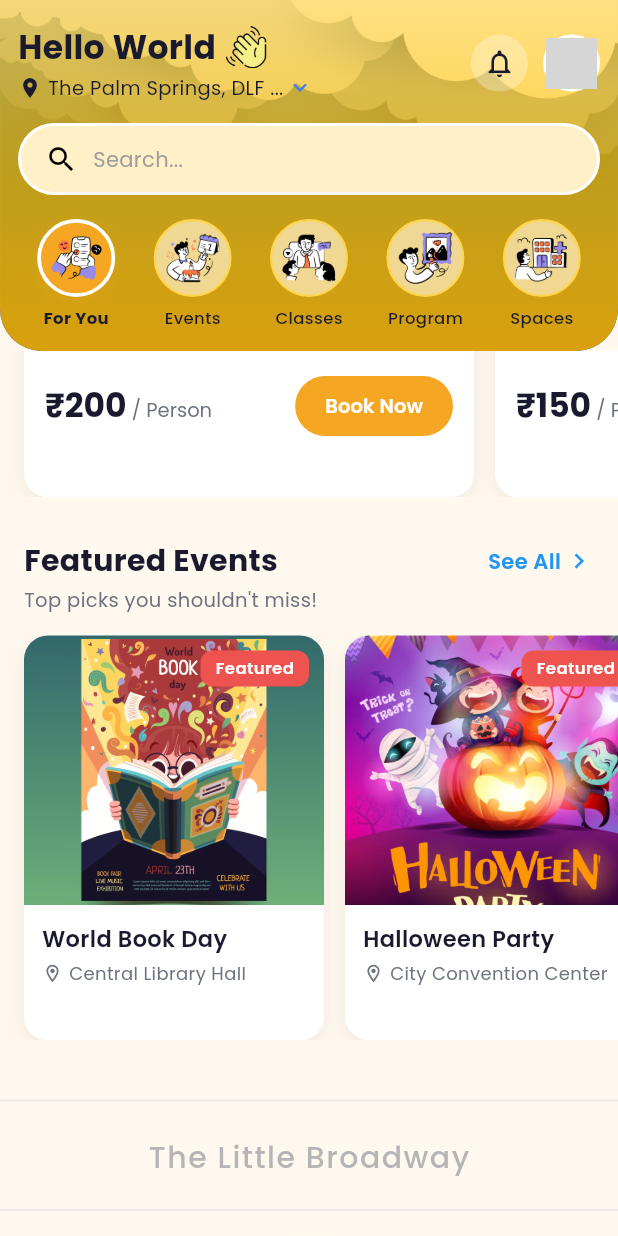
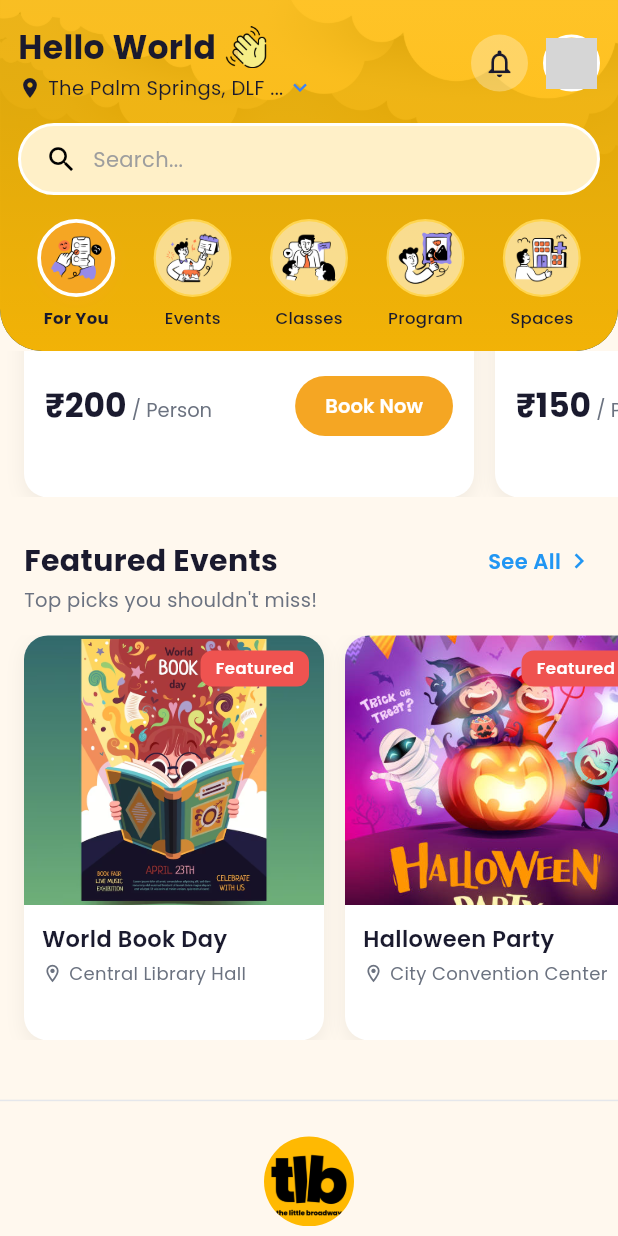
Before and after one commit to Vishesh0909/tlb-mobileUI, a Flutter app: the screen it shows after launch, scrolled down 2304 dp, on a phone screen of 412 x 824 dp. Run offline on Flutter 3.47's test engine with Material 3 defaults, Android fonts, the phone set to English and light mode, and no system bars; our stand-ins replace flutter_rating_bar, google_fonts, smooth_page_indicator; missing offline and left inert: flutter_displaymode; accounts and stored records are empty; grey boxes are pictures that could not be loaded.

Commit message:
feat: dynamic category tabs, header golden color, footer logo update, category events screen

```diff
--- a/lib/screens/category_events_screen.dart
+++ b/lib/screens/category_events_screen.dart
@@ -92,15 +92,6 @@ class CategoryEventsScreen extends StatelessWidget {
                   ),
                 ),
               ),
-              title: Text(
-                category.name.replaceAll('\n', ' '),
-                style: GoogleFonts.poppins(
-                  fontSize: 16,
-                  fontWeight: FontWeight.w700,
-                  color: Colors.white,
-                ),
-              ),
-              centerTitle: true,
             ),
           ),
 
--- a/lib/screens/home_screen.dart
+++ b/lib/screens/home_screen.dart
@@ -12,8 +12,15 @@ import '../sections/kids_favorites_section.dart';
 import '../sections/featured_events_section.dart';
 import '../sections/app_footer.dart';
 
-class HomeScreen extends StatelessWidget {
+class HomeScreen extends StatefulWidget {
   const HomeScreen({super.key});
+
+  @override
+  State<HomeScreen> createState() => _HomeScreenState();
+}
+
+class _HomeScreenState extends State<HomeScreen> {
+  int _selectedTab = 0;
 
   @override
   Widget build(BuildContext context) {
@@ -22,60 +29,18 @@ class HomeScreen extends StatelessWidget {
       body: Column(
         children: [
           // Fixed header at top — never scrolls
-          const HomeHeader(),
+          HomeHeader(
+            selectedTab: _selectedTab,
+            onTabChanged: (index) => setState(() => _selectedTab = index),
+          ),
 
-          // Scrollable content below
+          // Scrollable content below — changes based on selected tab
           Expanded(
             child: SingleChildScrollView(
+              key: ValueKey(_selectedTab), // reset scroll on tab change
               child: Column(
                 crossAxisAlignment: CrossAxisAlignment.start,
-                children: [
-                  const SizedBox(height: 20),
-
-                  // Featured Banner Carousel
-                  BannerCarousel(
-                    events: DummyData.bannerEvents,
-                    height: 220,
-                  ),
-
-                  const SizedBox(height: 24),
-
-                  // Popular Categories
-                  const PopularCategoriesSection(),
-
-                  const SizedBox(height: 28),
-
-                  // Spotlight
-                  const SpotlightSection(),
-
-                  const SizedBox(height: 28),
-
-                  // Best for This Week
-                  const BestForWeekSection(),
-
-                  const SizedBox(height: 28),
-
-                  // Near You
-                  const NearYouSection(),
-
-                  const SizedBox(height: 4),
-
-                  // Trending Now
-                  const TrendingNowSection(),
-
-                  const SizedBox(height: 28),
-
-                  // Kids' Favorites
-                  const KidsFavoritesSection(),
-
-                  const SizedBox(height: 28),
-
-                  // Featured Events
-                  const FeaturedEventsSection(),
-
-                  // Footer
-                  const AppFooter(),
-                ],
+                children: _buildContentForTab(),
               ),
             ),
           ),
@@ -83,4 +48,84 @@ class HomeScreen extends StatelessWidget {
       ),
     );
   }
+
+  List<Widget> _buildContentForTab() {
+    switch (_selectedTab) {
+      case 0: // For You — show everything
+        return [
+          const SizedBox(height: 20),
+          BannerCarousel(events: DummyData.bannerEvents, height: 220),
+          const SizedBox(height: 24),
+          const PopularCategoriesSection(),
+          const SizedBox(height: 28),
+          const SpotlightSection(),
+          const SizedBox(height: 28),
+          const BestForWeekSection(),
+          const SizedBox(height: 28),
+          const NearYouSection(),
+          const SizedBox(height: 4),
+          const TrendingNowSection(),
+          const SizedBox(height: 28),
+          const KidsFavoritesSection(),
+          const SizedBox(height: 28),
+          const FeaturedEventsSection(),
+          const AppFooter(),
+        ];
+
+      case 1: // Events
+        return [
+          const SizedBox(height: 20),
+          BannerCarousel(events: DummyData.bannerEvents, height: 220),
+          const SizedBox(height: 24),
+          const SpotlightSection(),
+          const SizedBox(height: 28),
+          const NearYouSection(),
+          const SizedBox(height: 28),
+          const FeaturedEventsSection(),
+          const AppFooter(),
+        ];
+
+      case 2: // Classes
+        return [
+          const SizedBox(height: 20),
+          BannerCarousel(events: DummyData.bannerEvents, height: 220),
+          const SizedBox(height: 24),
+          const BestForWeekSection(),
+          const SizedBox(height: 28),
+          const TrendingNowSection(),
+          const SizedBox(height: 28),
+          const KidsFavoritesSection(),
+          const AppFooter(),
+        ];
+
+      case 3: // Program
+        return [
+          const SizedBox(height: 20),
+          BannerCarousel(events: DummyData.bannerEvents, height: 220),
+          const SizedBox(height: 24),
+          const TrendingNowSection(),
+          const SizedBox(height: 28),
+          const SpotlightSection(),
+          const SizedBox(height: 28),
+          const FeaturedEventsSection(),
+          const AppFooter(),
+        ];
+
+      case 4: // Spaces
+        return [
+          const SizedBox(height: 20),
+          BannerCarousel(events: DummyData.bannerEvents, height: 220),
+          const SizedBox(height: 24),
+          const NearYouSection(),
+          const SizedBox(height: 28),
+          const BestForWeekSection(),
+          const SizedBox(height: 28),
+          const PopularCategoriesSection(),
+          const AppFooter(),
+        ];
+
+      default:
+        return [];
+    }
+  }
 }
--- a/lib/sections/app_footer.dart
+++ b/lib/sections/app_footer.dart
@@ -13,42 +13,13 @@ class AppFooter extends StatelessWidget {
         children: [
           const Divider(color: AppColors.divider, thickness: 1),
           const SizedBox(height: 16),
-          Text(
-            'The Little Broadway',
-            style: GoogleFonts.poppins(
-              fontSize: 20,
-              fontWeight: FontWeight.w500,
-              color: AppColors.textSecondary.withOpacity(0.5),
-              letterSpacing: 1,
-            ),
-          ),
-          const SizedBox(height: 12),
-          const Divider(color: AppColors.divider, thickness: 1),
-          const SizedBox(height: 16),
           // TLB Logo
-          Container(
-            width: 60,
-            height: 60,
-            decoration: BoxDecoration(
-              shape: BoxShape.circle,
-              color: AppColors.primary,
-              boxShadow: [
-                BoxShadow(
-                  color: AppColors.primary.withOpacity(0.3),
-                  blurRadius: 10,
-                  offset: const Offset(0, 4),
-                ),
-              ],
-            ),
-            child: Center(
-              child: Text(
-                'tlb',
-                style: GoogleFonts.poppins(
-                  fontSize: 20,
-                  fontWeight: FontWeight.w800,
-                  color: AppColors.textPrimary,
-                ),
-              ),
+          ClipOval(
+            child: Image.asset(
+              'resources- tlb-ui/tlbAppIcon.png',
+              width: 60,
+              height: 60,
+              fit: BoxFit.cover,
             ),
           ),
           const SizedBox(height: 6),
--- a/lib/sections/home_header.dart
+++ b/lib/sections/home_header.dart
@@ -9,7 +9,14 @@ import '../screens/location_screen.dart';
 import '../screens/login_sheet.dart';
 
 class HomeHeader extends StatelessWidget {
-  const HomeHeader({super.key});
+  final int selectedTab;
+  final ValueChanged<int> onTabChanged;
+
+  const HomeHeader({
+    super.key,
+    required this.selectedTab,
+    required this.onTabChanged,
+  });
 
   @override
   Widget build(BuildContext context) {
@@ -48,9 +55,9 @@ class HomeHeader extends StatelessWidget {
                   begin: Alignment.topCenter,
                   end: Alignment.bottomCenter,
                   colors: [
-                    const Color(0xFFFFD54F).withOpacity(0.70),
-                    const Color(0xFFFFC107).withOpacity(0.75),
-                    const Color(0xFFFFB300).withOpacity(0.85),
+                    const Color(0xFFFFB902).withOpacity(0.85),
+                    const Color(0xFFFFB902).withOpacity(0.90),
+                    const Color(0xFFFFB902).withOpacity(0.95),
                   ],
                 ),
               ),
@@ -223,21 +230,25 @@ class HomeHeader extends StatelessWidget {
 
   Widget _buildCategoryTabs() {
     final tabs = [
-      {'image': 'assets/images/foryou.png', 'label': 'For You', 'selected': true},
-      {'image': 'assets/images/events.png', 'label': 'Events', 'selected': false},
-      {'image': 'assets/images/classes.png', 'label': 'Classes', 'selected': false},
-      {'image': 'assets/images/program.png', 'label': 'Program', 'selected': false},
-      {'image': 'assets/images/spaces.png', 'label': 'Spaces', 'selected': false},
+      {'image': 'assets/images/foryou.png', 'label': 'For You'},
+      {'image': 'assets/images/events.png', 'label': 'Events'},
+      {'image': 'assets/images/classes.png', 'label': 'Classes'},
+      {'image': 'assets/images/program.png', 'label': 'Program'},
+      {'image': 'assets/images/spaces.png', 'label': 'Spaces'},
     ];
 
     return Row(
       mainAxisAlignment: MainAxisAlignment.spaceAround,
-      children: tabs.map((tab) {
-        final isSelected = tab['selected'] as bool;
-        return Column(
+      children: List.generate(tabs.length, (index) {
+        final tab = tabs[index];
+        final isSelected = index == selectedTab;
+        return GestureDetector(
+          onTap: () => onTabChanged(index),
+          child: Column(
             mainAxisSize: MainAxisSize.min,
             children: [
-            Container(
+              AnimatedContainer(
+                duration: const Duration(milliseconds: 250),
                 width: 52,
                 height: 52,
                 decoration: BoxDecoration(
@@ -282,8 +293,9 @@ class HomeHeader extends StatelessWidget {
                 ),
               ),
             ],
+          ),
         );
-      }).toList(),
+      }),
     );
   }
 }
--- a/pubspec.yaml
+++ b/pubspec.yaml
@@ -26,3 +26,4 @@ flutter:
 
   assets:
     - assets/images/
+    - resources- tlb-ui/
```
Lines whose indentation alone changed are shown as unchanged.
